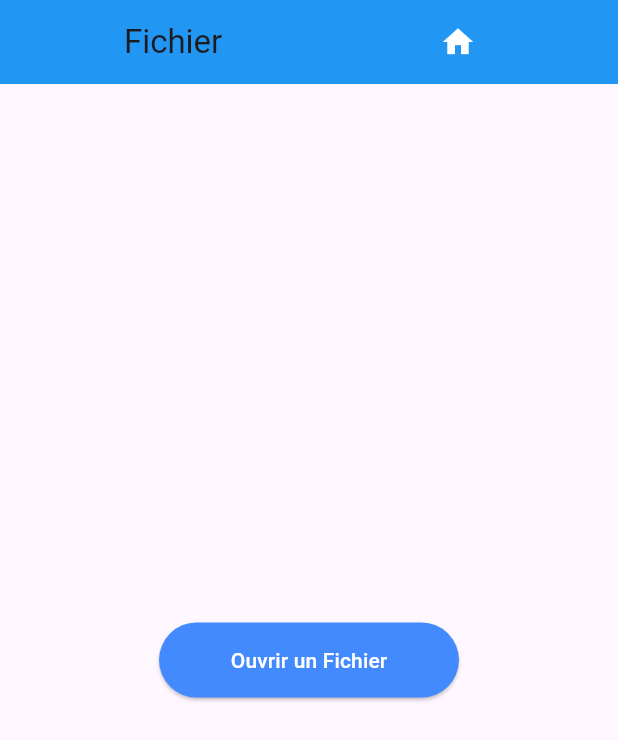
After one commit to momotahar/kch_kovm, a Flutter app: the FilePickerScreen screen opened directly, after a tap on "Ouvrir un Fichier", on a phone screen of 412 x 824 dp. The commit adds this screen. Shown: the top 740 px of the screen. Run offline on Flutter 3.47's test engine with Material 3 defaults, Android fonts, the phone set to English and light mode, and no system bars; our stand-ins replace file_picker, flutter_typeahead, open_file, percent_indicator, permission_handler, sqflite; missing offline and left inert: syncfusion_flutter_xlsio; accounts and stored records are empty.

Commit message:
the last commit before release to google play console

```diff
--- a/lib/excel/feuille_route.dart
+++ b/lib/excel/feuille_route.dart
@@ -179,6 +179,7 @@ Future<void> createExcelFileFeuilleRoute(
     final String? downloadsDirectoryPath =
         (await getDownloadsDirectory())?.path;
 
+
     if (downloadsDirectoryPath != null) {
       // Define the file name
       String excelFileName = '$equipe.feuilleRoute_$formattedDate.xlsx';
--- /dev/null
+++ b/lib/screens/file_picker.dart
@@ -0,0 +1,56 @@
+import 'package:file_picker/file_picker.dart';
+import 'package:flutter/material.dart';
+import 'package:kch_kovm/utils/build_home_button.dart';
+import 'package:kch_kovm/utils/build_style_button.dart';
+import 'package:open_file/open_file.dart';
+
+class FilePickerScreen extends StatefulWidget {
+  const FilePickerScreen({super.key});
+
+  @override
+  State<FilePickerScreen> createState() => _FilePickerScreenState();
+}
+
+class _FilePickerScreenState extends State<FilePickerScreen> {
+  void openFile() async {
+    try {
+       FilePickerResult? resultFile = await FilePicker.platform.pickFiles(
+        type: FileType.custom,
+        allowedExtensions: ['xls', 'xlsx'],
+      );
+      if (resultFile != null) {
+        PlatformFile file = resultFile.files.first;
+        // Open the selected file with the Excel app
+        await OpenFile.open(file.path);
+      } else {
+        //do something else
+      }
+    } catch (e) {
+      throw Exception(e);
+    }
+
+  }
+
+  @override
+  Widget build(BuildContext context) {
+    return Scaffold(
+      appBar: AppBar(
+          title: homeButton(context, 'Fichier'), backgroundColor: Colors.blue),
+      body: Center(
+        child: Padding(
+          padding: const EdgeInsets.all(20.0),
+          child: ElevatedButton(
+            onPressed: (){
+              openFile();
+            },
+            style: buildStyle(Colors.blueAccent, 200, 50),
+            child: const Text(
+              'Ouvrir un Fichier',
+              style: TextStyle(color: Color.fromRGBO(255, 255, 255, 1)),
+            ),
+          ),
+        ),
+      ),
+    );
+  }
+}
--- a/lib/screens/service_rapport.dart
+++ b/lib/screens/service_rapport.dart
@@ -32,7 +32,7 @@ class _RapportScreenState extends State<RapportScreen> {
   final TextEditingController vehiculeCtrl = TextEditingController();
   final TextEditingController kmsDepartCtrl = TextEditingController();
   final TextEditingController kmsFsCtrl = TextEditingController();
-  final TextEditingController observationsCtrl = TextEditingController();
+  final TextEditingController observationsCtrl = TextEditingController(text: "rien à signaler");
   final _formKey = GlobalKey<FormState>();
   String? dateJour;
   String? idRapport;
--- a/pubspec.yaml
+++ b/pubspec.yaml
@@ -10,11 +10,14 @@ dependencies:
   change_app_package_name: ^1.1.0
   flutter:
     sdk: flutter
+  file_picker: ^6.1.1
   flutter_typeahead: ^4.1.1
   intl: ^0.19.0
+  open_file: ^3.3.2
   path: ^1.8.3
   path_provider: ^2.1.2
   percent_indicator: ^4.2.3
+  permission_handler: ^11.3.0
   provider: ^6.1.1
   sqflite: ^2.3.0
   syncfusion_flutter_xlsio: ^24.1.46
```
Also changed, not shown: lib/screens/excel_screen.dart (+26 -7 lines), lib/tap_bar.dart (+11 -0 lines), pubspec.lock, 4 other files.
